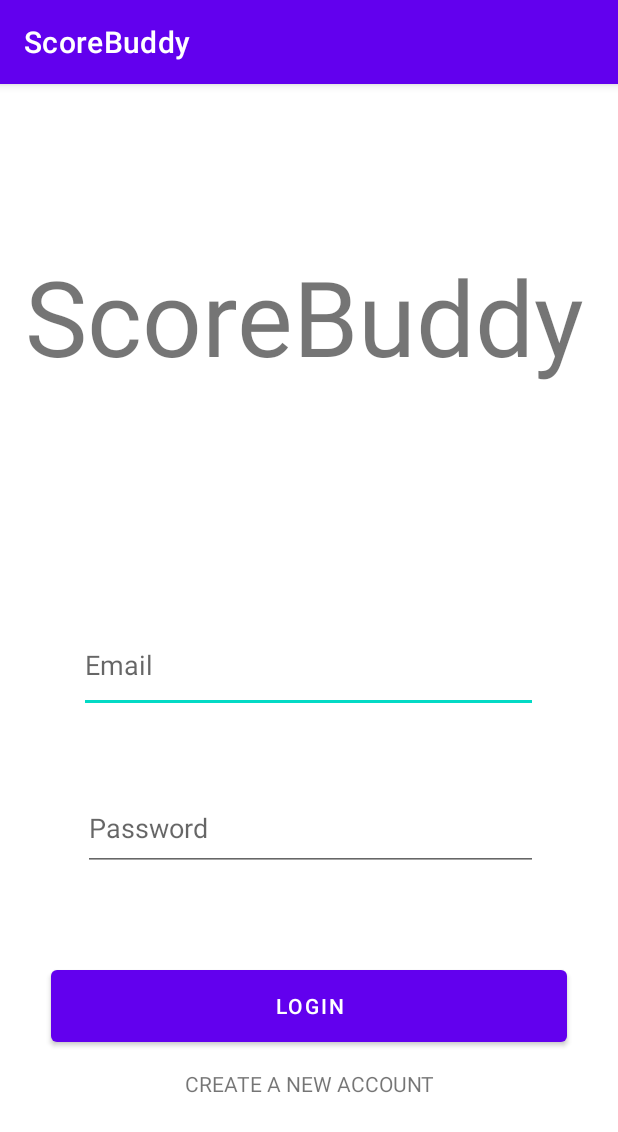
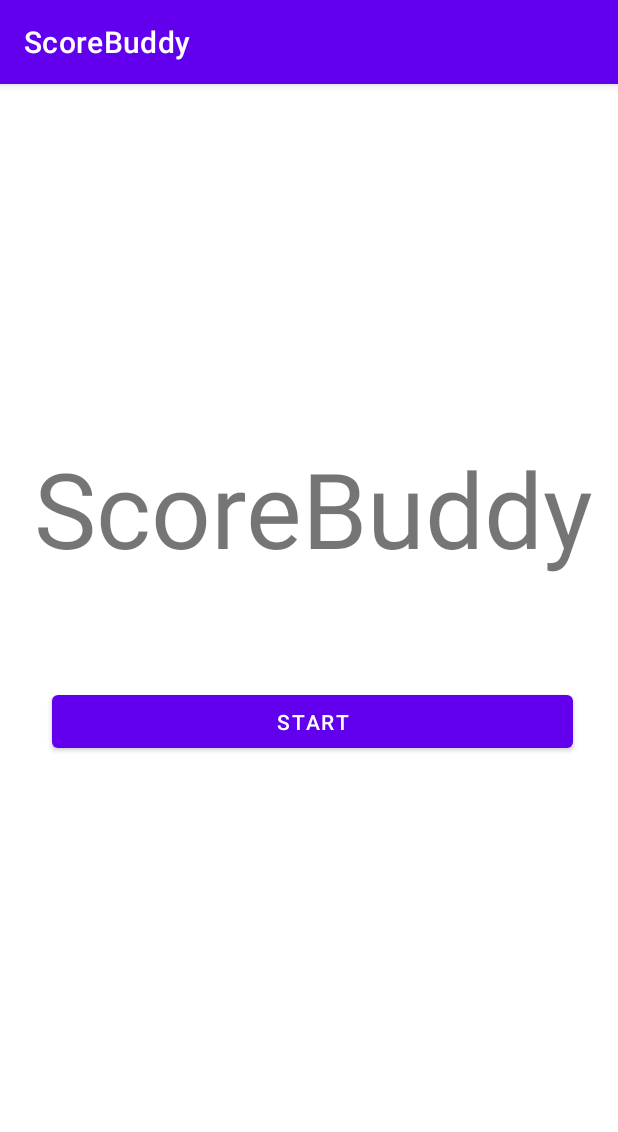
Before and after one commit to jason-ball/ScoreBuddy, an Android app: the screen it shows after launch (MainActivity), on a phone screen of 412 x 824 dp. Shown: the top 1132 px of the screen. Run offline under Robolectric (Android 15) with nearby library versions, the phone set to English and light mode, and no system bars; our stand-ins replace Firebase (no records; nobody signed in at launch, a user with empty details on screens opened directly).

Commit message:
deleted login and register activities; made home screen go directly to home page

```diff
--- a/app/src/main/java/dev/jasonball/scorebuddy/MainActivity.java
+++ b/app/src/main/java/dev/jasonball/scorebuddy/MainActivity.java
@@ -22,16 +22,10 @@ public class MainActivity extends AppCompatActivity {
 
     private static final String TAG = "MainActivity";
 
-    private FirebaseAuth mAuth;
 
-    private Button loginButton;
-    private TextView signUp;
 
-    private EditText eTEmail;
-    private EditText eTPassword;
+    private Button startButton;
 
-    private String userEmail;
-    private String userPassword;
 
 
     @Override
@@ -39,66 +33,17 @@ public class MainActivity extends AppCompatActivity {
         super.onCreate(savedInstanceState);
         setContentView(R.layout.activity_main);
 
-        mAuth = FirebaseAuth.getInstance();
 
-        eTEmail = findViewById(R.id.etEmail);
-        eTPassword = findViewById(R.id.etPassword);
-
-
-        loginButton = findViewById(R.id.bLogin);
-        loginButton.setOnClickListener(new View.OnClickListener() {
+        startButton = findViewById(R.id.bLogin);
+        startButton.setOnClickListener(new View.OnClickListener() {
             @Override
             public void onClick(View v) {
-                userEmail = eTEmail.getText().toString();
-                userPassword = eTPassword.getText().toString().trim();
-                loginUser(userEmail, userPassword);
+               Intent intent = new Intent(MainActivity.this, HomeActivity.class);
+               startActivity(intent);
             }
         });
-
-        signUp = findViewById(R.id.tvSignUp);
-        signUp.setOnClickListener(new View.OnClickListener() {
-            @Override
-            public void onClick(View v) {
-                Intent intent = new Intent(MainActivity.this, RegisterActivity.class);
-                startActivity(intent);
-            }
-        });
-    }
-
-    public void loginUser(String email, String password) {
-        mAuth.signInWithEmailAndPassword(email, password)
-                .addOnCompleteListener(this, new OnCompleteListener<AuthResult>() {
-                    @Override
-                    public void onComplete(@NonNull Task<AuthResult> task) {
-                        if (task.isSuccessful()) {
-                            // Sign in success, update UI with the signed-in user's information
-                            Log.d(TAG, "signInWithEmail:success");
-                            FirebaseUser user = mAuth.getCurrentUser();
-                            openHomePage();
-                        } else {
-                            // If sign in fails, display a message to the user.
-                            Log.w(TAG, "signInWithEmail:failure", task.getException());
-                            Toast.makeText(MainActivity.this, "Authentication failed.",
-                                    Toast.LENGTH_SHORT).show();
-                            reload();
-
-                        }
-
-
-                    }
-                });
 
 
     }
 
-   public void openHomePage(){
-        Intent intent = new Intent(this, HomeActivity.class);
-        startActivity(intent);
-    }
-
-   public void reload(){
-        Intent intent = new Intent(this, MainActivity.class);
-        startActivity(intent);
-    }
-
 }
--- a/app/src/main/res/layout/activity_main.xml
+++ b/app/src/main/res/layout/activity_main.xml
@@ -27,65 +27,28 @@
         android:layout_width="wrap_content"
         android:layout_height="wrap_content"
         android:layout_marginStart="16dp"
-        android:layout_marginTop="108dp"
-        android:layout_marginEnd="22dp"
+        android:layout_marginTop="236dp"
+        android:layout_marginEnd="16dp"
         android:text="ScoreBuddy"
         android:textSize="70dp"
-        app:layout_constraintBottom_toTopOf="@+id/etEmail"
         app:layout_constraintEnd_toEndOf="parent"
+        app:layout_constraintHorizontal_bias="1.0"
         app:layout_constraintStart_toStartOf="parent"
-        app:layout_constraintTop_toTopOf="parent"
-        app:layout_constraintVertical_bias="0.0" />
-
-    <EditText
-        android:id="@+id/etEmail"
-        android:layout_width="306dp"
-        android:layout_height="63dp"
-        android:layout_marginBottom="48dp"
-        android:ems="10"
-        android:hint="Email"
-        android:inputType="textEmailAddress"
-        app:layout_constraintBottom_toTopOf="@+id/etPassword"
-        app:layout_constraintEnd_toEndOf="parent"
-        app:layout_constraintHorizontal_bias="0.495"
-        app:layout_constraintStart_toStartOf="parent" />
+        app:layout_constraintTop_toTopOf="parent" />
 
     <Button
         android:id="@+id/bLogin"
-        android:layout_width="344dp"
-        android:layout_height="60dp"
+        android:layout_width="347dp"
+        android:layout_height="47dp"
         android:layout_marginStart="34dp"
-        android:layout_marginEnd="34dp"
-        android:layout_marginBottom="12dp"
-        android:text="Login"
-        app:layout_constraintBottom_toTopOf="@+id/tvSignUp"
-        app:layout_constraintEnd_toEndOf="parent"
-        app:layout_constraintStart_toStartOf="parent" />
-
-    <EditText
-        android:id="@+id/etPassword"
-        android:layout_width="303dp"
-        android:layout_height="57dp"
-        android:layout_marginBottom="60dp"
-        android:ems="10"
-        android:hint="Password"
-        android:inputType="textPassword"
-        app:layout_constraintBottom_toTopOf="@+id/bLogin"
-        app:layout_constraintEnd_toEndOf="parent"
-        app:layout_constraintHorizontal_bias="0.509"
-        app:layout_constraintStart_toStartOf="parent" />
-
-    <TextView
-        android:id="@+id/tvSignUp"
-        android:layout_width="wrap_content"
-        android:layout_height="wrap_content"
-        android:layout_marginStart="124dp"
-        android:layout_marginEnd="123dp"
-        android:layout_marginBottom="92dp"
-        android:text="CREATE A NEW ACCOUNT"
+        android:layout_marginTop="56dp"
+        android:layout_marginEnd="30dp"
+        android:layout_marginBottom="303dp"
+        android:text="START"
         app:layout_constraintBottom_toBottomOf="parent"
         app:layout_constraintEnd_toEndOf="parent"
-        app:layout_constraintStart_toStartOf="parent" />
+        app:layout_constraintStart_toStartOf="parent"
+        app:layout_constraintTop_toBottomOf="@+id/tvTitle" />
 
 
 </androidx.constraintlayout.widget.ConstraintLayout>
```
Also changed, not shown: app/src/main/AndroidManifest.xml (+0 -7 lines), app/src/main/java/dev/jasonball/scorebuddy/HomeActivity.java (+0 -14 lines), app/src/main/java/dev/jasonball/scorebuddy/RegisterActivity.java (deleted, +0 -104 lines), app/src/main/res/layout/activity_register.xml (deleted, +0 -67 lines), gradle/wrapper/gradle-wrapper.properties.
